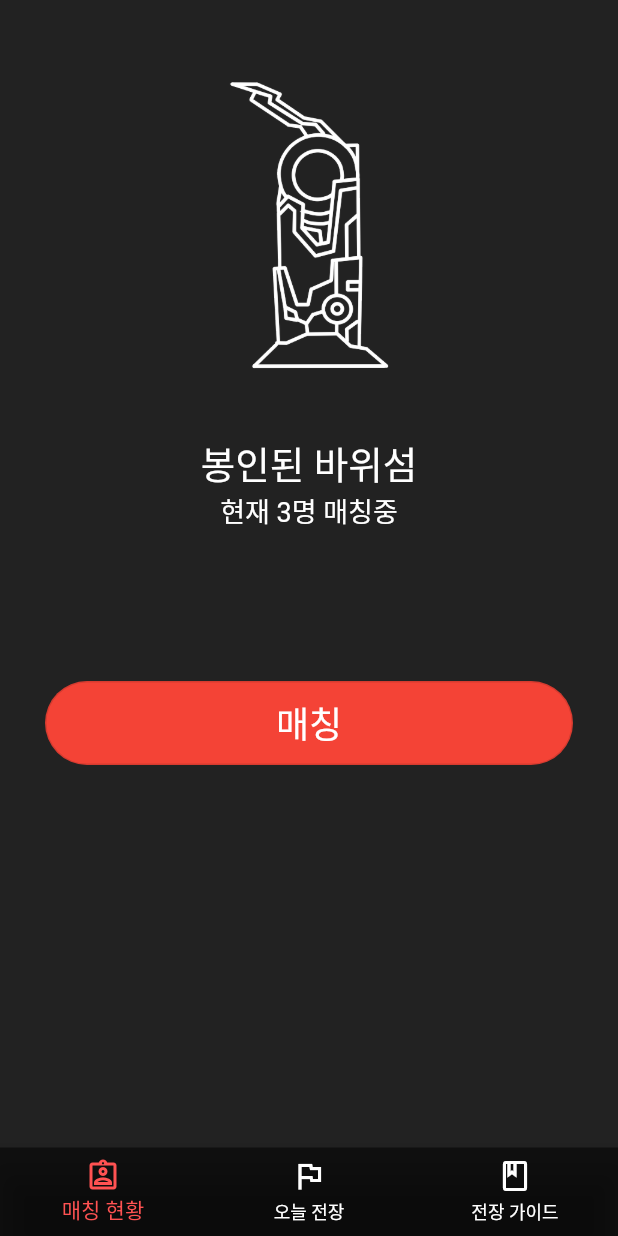
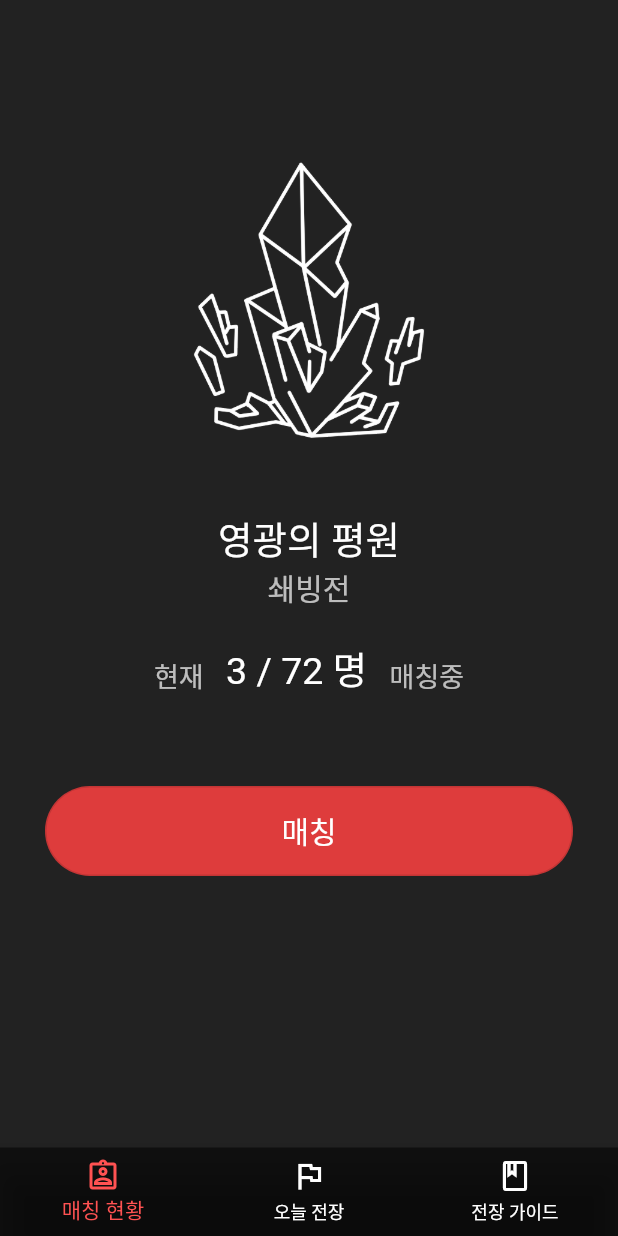
Before and after one commit to soyeon-noh/FF14_Frontline, a Flutter app: the screen it shows after launch, on a phone screen of 412 x 824 dp. Run offline on Flutter 3.47's test engine with Material 2 defaults, Android fonts, the light colour scheme and no system bars; our stand-ins replace table_calendar; Roboto replaces fonts that are missing (Noto).

Commit message:
매칭on/off 구현

```diff
--- a/lib/matching/MatchingPage.dart
+++ b/lib/matching/MatchingPage.dart
@@ -1,4 +1,5 @@
 import 'package:flutter/material.dart';
+import 'package:intl/date_symbol_data_local.dart';
 
 class MatchingPage extends StatefulWidget {
   const MatchingPage({Key? key}) : super(key: key);
@@ -8,44 +9,131 @@ class MatchingPage extends StatefulWidget {
 }
 
 class _MatchingPageState extends State<MatchingPage> {
+  DateTime getDate(int num) {
+    // 기본 언어 초기화
+    initializeDateFormatting();
+    var now = new DateTime.now();
+
+    var newDate = new DateTime(now.year, now.month, now.day + num);
+    return newDate;
+  }
+
+  List<String> getFrontline(int num) {
+    var list = [
+      ['영광의 평원', '쇄빙전', 'TheFieldsOfGlory'],
+      ['온살 하카이르', '계절끝 합전', 'OnsalHakair'],
+      ['외곽 유적지대', '제압전', 'TheBorderlandRuins'],
+      ['봉인된 바위섬', '쟁탈전', 'SealRock'],
+    ];
+
+    var baseDate = new DateTime(2022, 7, 20, 0, 0, 0, 0);
+    var date = getDate(num);
+
+    Duration diff = baseDate.difference(date);
+
+    var diffDay = diff.inDays.abs();
+
+    var frontlineIndex = diffDay % 4;
+
+    return list[frontlineIndex];
+  }
+
+  bool matchingOn = false;
+
   @override
   Widget build(BuildContext context) {
     return Padding(
-      padding: const EdgeInsets.symmetric(horizontal: 30.0, vertical: 50.0),
+      padding: const EdgeInsets.symmetric(horizontal: 30.0, vertical: 100.0),
       child: Column(
         mainAxisAlignment: MainAxisAlignment.center,
         crossAxisAlignment: CrossAxisAlignment.stretch,
         children: [
           Column(
             children: [
+              // 전장 이미지
               Image.asset(
-                'assets/img/SealRock.png',
+                'assets/img/${getFrontline(0).elementAt(2)}.png',
                 width: 200,
               ),
-              SizedBox(
-                height: 40,
-              ),
+              SizedBox(height: 40),
+              // 전장 이름
               Text(
-                '봉인된 바위섬',
+                getFrontline(0).elementAt(0),
                 style: TextStyle(fontSize: 25),
               ),
-              Text('현재 3명 매칭중'),
+              // 전장 약칭
+              Text(
+                getFrontline(0).elementAt(1),
+                style: TextStyle(
+                  fontSize: 20,
+                  color: Colors.white70,
+                ),
+              ),
+              SizedBox(height: 20),
+              // 전장 매칭 현황
+              Row(
+                mainAxisAlignment: MainAxisAlignment.center,
+                crossAxisAlignment: CrossAxisAlignment.end,
+                children: const [
+                  Text(
+                    '현재',
+                    style: TextStyle(color: Colors.white70),
+                  ),
+                  SizedBox(width: 15),
+                  Text(
+                    '3 / 72 명',
+                    style: TextStyle(fontSize: 25),
+                  ),
+                  SizedBox(width: 15),
+                  Text(
+                    '매칭중',
+                    style: TextStyle(color: Colors.white70),
+                  ),
+                ],
+              )
             ],
           ),
           SizedBox(
-            height: 100,
+            height: 60,
           ),
-          OutlinedButton(
-
+          // 전장 매칭 버튼
+          // 매칭 버튼 눌렀을 때
+          matchingOn
+              ? OutlinedButton(
                   style: OutlinedButton.styleFrom(
-              padding: EdgeInsets.symmetric(vertical: 10),
-              textStyle: TextStyle(fontSize: 24.0),
+                    padding: EdgeInsets.symmetric(vertical: 15),
+                    textStyle: TextStyle(fontSize: 20.0),
                     foregroundColor: Colors.white,
-              backgroundColor: Colors.red,
-              shape: RoundedRectangleBorder(borderRadius: BorderRadius.circular(40)),
+                    backgroundColor: Colors.white10,
+                    shape: RoundedRectangleBorder(
+                        borderRadius: BorderRadius.circular(40)),
+                  ),
+                  onPressed: () {
+                    print('매칭을 취소하시겠습니까');
+                    setState(() {
+                      matchingOn = false;
+                    });
+                    print(matchingOn);
+                  },
+                  child: Text('매칭중'),
+                )
+              // 매칭버튼 안 눌렀을 때
+              : OutlinedButton(
+                  style: OutlinedButton.styleFrom(
+                    padding: EdgeInsets.symmetric(vertical: 15),
+                    textStyle: TextStyle(fontSize: 20.0),
+                    foregroundColor: Colors.white,
+                    backgroundColor: Color(0xffDE3C3C),
+                    shape: RoundedRectangleBorder(
+                        borderRadius: BorderRadius.circular(40)),
                   ),
                   onPressed: () {
                     print('매칭');
+                    setState(() {
+                      matchingOn = true;
+                    });
+
+                    print(matchingOn);
                   },
                   child: Text('매칭'),
                 )
```
Also changed, not shown: lib/drawer/MainDrawer.dart (deleted, +0 -90 lines), lib/drawer/MainDrawerItem.dart (deleted, +0 -37 lines). Lines whose indentation alone changed are shown as unchanged.
